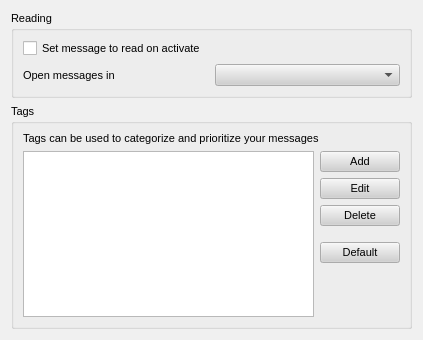
This is retroshare-gui/src/gui/settings/MessagePage.ui in RetroShare/RetroShare as Qt 5 draws it before an edit. The edited form follows.
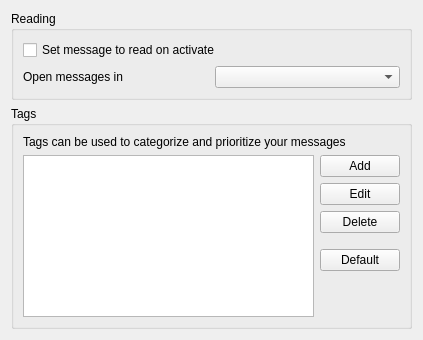
This is the edited form.

What changed in the file:
```diff
--- a/retroshare-gui/src/gui/settings/MessagePage.ui
+++ b/retroshare-gui/src/gui/settings/MessagePage.ui
@@ -16,489 +16,6 @@
     <verstretch>0</verstretch>
    </sizepolicy>
   </property>
-  <property name="palette">
-   <palette>
-    <active>
-     <colorrole role="WindowText">
-      <brush brushstyle="SolidPattern">
-       <color alpha="255">
-        <red>0</red>
-        <green>0</green>
-        <blue>0</blue>
-       </color>
-      </brush>
-     </colorrole>
-     <colorrole role="Button">
-      <brush brushstyle="SolidPattern">
-       <color alpha="255">
-        <red>208</red>
-        <green>208</green>
-        <blue>208</blue>
-       </color>
-      </brush>
-     </colorrole>
-     <colorrole role="Light">
-      <brush brushstyle="SolidPattern">
-       <color alpha="255">
-        <red>255</red>
-        <green>255</green>
-        <blue>255</blue>
-       </color>
-      </brush>
-     </colorrole>
-     <colorrole role="Midlight">
-      <brush brushstyle="SolidPattern">
-       <color alpha="255">
-        <red>247</red>
-        <green>247</green>
-        <blue>247</blue>
-       </color>
-      </brush>
-     </colorrole>
-     <colorrole role="Dark">
-      <brush brushstyle="SolidPattern">
-       <color alpha="255">
-        <red>104</red>
-        <green>104</green>
-        <blue>104</blue>
-       </color>
-      </brush>
-     </colorrole>
-     <colorrole role="Mid">
-      <brush brushstyle="SolidPattern">
-       <color alpha="255">
-        <red>139</red>
-        <green>139</green>
-        <blue>139</blue>
-       </color>
-      </brush>
-     </colorrole>
-     <colorrole role="Text">
-      <brush brushstyle="SolidPattern">
-       <color alpha="255">
-        <red>0</red>
-        <green>0</green>
-        <blue>0</blue>
-       </color>
-      </brush>
-     </colorrole>
-     <colorrole role="BrightText">
-      <brush brushstyle="SolidPattern">
-       <color alpha="255">
-        <red>255</red>
-        <green>255</green>
-        <blue>255</blue>
-       </color>
-      </brush>
-     </colorrole>
-     <colorrole role="ButtonText">
-      <brush brushstyle="SolidPattern">
-       <color alpha="255">
-        <red>0</red>
-        <green>0</green>
-        <blue>0</blue>
-       </color>
-      </brush>
-     </colorrole>
-     <colorrole role="Base">
-      <brush brushstyle="SolidPattern">
-       <color alpha="255">
-        <red>255</red>
-        <green>255</green>
-        <blue>255</blue>
-       </color>
-      </brush>
-     </colorrole>
-     <colorrole role="Window">
-      <brush brushstyle="SolidPattern">
-       <color alpha="255">
-        <red>240</red>
-        <green>240</green>
-        <blue>240</blue>
-       </color>
-      </brush>
-     </colorrole>
-     <colorrole role="Shadow">
-      <brush brushstyle="SolidPattern">
-       <color alpha="255">
-        <red>0</red>
-        <green>0</green>
-        <blue>0</blue>
-       </color>
-      </brush>
-     </colorrole>
-     <colorrole role="Highlight">
-      <brush brushstyle="SolidPattern">
-       <color alpha="255">
-        <red>0</red>
-        <green>0</green>
-        <blue>128</blue>
-       </color>
-      </brush>
-     </colorrole>
-     <colorrole role="HighlightedText">
-      <brush brushstyle="SolidPattern">
-       <color alpha="255">
-        <red>255</red>
-        <green>255</green>
-        <blue>255</blue>
-       </color>
-      </brush>
-     </colorrole>
-     <colorrole role="Link">
-      <brush brushstyle="SolidPattern">
-       <color alpha="255">
-        <red>0</red>
-        <green>0</green>
-        <blue>255</blue>
-       </color>
-      </brush>
-     </colorrole>
-     <colorrole role="LinkVisited">
-      <brush brushstyle="SolidPattern">
-       <color alpha="255">
-        <red>255</red>
-        <green>0</green>
-        <blue>255</blue>
-       </color>
-      </brush>
-     </colorrole>
-     <colorrole role="AlternateBase">
-      <brush brushstyle="SolidPattern">
-       <color alpha="255">
-        <red>231</red>
-        <green>231</green>
-        <blue>231</blue>
-       </color>
-      </brush>
-     </colorrole>
-    </active>
-    <inactive>
-     <colorrole role="WindowText">
-      <brush brushstyle="SolidPattern">
-       <color alpha="255">
-        <red>0</red>
-        <green>0</green>
-        <blue>0</blue>
-       </color>
-      </brush>
-     </colorrole>
-     <colorrole role="Button">
-      <brush brushstyle="SolidPattern">
-       <color alpha="255">
-        <red>208</red>
-        <green>208</green>
-        <blue>208</blue>
-       </color>
-      </brush>
-     </colorrole>
-     <colorrole role="Light">
-      <brush brushstyle="SolidPattern">
-       <color alpha="255">
-        <red>255</red>
-        <green>255</green>
-        <blue>255</blue>
-       </color>
-      </brush>
-     </colorrole>
-     <colorrole role="Midlight">
-      <brush brushstyle="SolidPattern">
-       <color alpha="255">
-        <red>247</red>
-        <green>247</green>
-        <blue>247</blue>
-       </color>
-      </brush>
-     </colorrole>
-     <colorrole role="Dark">
-      <brush brushstyle="SolidPattern">
-       <color alpha="255">
-        <red>104</red>
-        <green>104</green>
-        <blue>104</blue>
-       </color>
-      </brush>
-     </colorrole>
-     <colorrole role="Mid">
-      <brush brushstyle="SolidPattern">
-       <color alpha="255">
-        <red>139</red>
-        <green>139</green>
-        <blue>139</blue>
-       </color>
-      </brush>
-     </colorrole>
-     <colorrole role="Text">
-      <brush brushstyle="SolidPattern">
-       <color alpha="255">
-        <red>0</red>
-        <green>0</green>
-        <blue>0</blue>
-       </color>
-      </brush>
-     </colorrole>
-     <colorrole role="BrightText">
-      <brush brushstyle="SolidPattern">
-       <color alpha="255">
-        <red>255</red>
-        <green>255</green>
-        <blue>255</blue>
-       </color>
-      </brush>
-     </colorrole>
-     <colorrole role="ButtonText">
-      <brush brushstyle="SolidPattern">
-       <color alpha="255">
-        <red>0</red>
-        <green>0</green>
-        <blue>0</blue>
-       </color>
-      </brush>
-     </colorrole>
-     <colorrole role="Base">
-      <brush brushstyle="SolidPattern">
-       <color alpha="255">
-        <red>255</red>
-        <green>255</green>
-        <blue>255</blue>
-       </color>
-      </brush>
-     </colorrole>
-     <colorrole role="Window">
-      <brush brushstyle="SolidPattern">
-       <color alpha="255">
-        <red>240</red>
-        <green>240</green>
-        <blue>240</blue>
-       </color>
-      </brush>
-     </colorrole>
-     <colorrole role="Shadow">
-      <brush brushstyle="SolidPattern">
-       <color alpha="255">
-        <red>0</red>
-        <green>0</green>
-        <blue>0</blue>
-       </color>
-      </brush>
-     </colorrole>
-     <colorrole role="Highlight">
-      <brush brushstyle="SolidPattern">
-       <color alpha="255">
-        <red>192</red>
-        <green>192</green>
-        <blue>192</blue>
-       </color>
-      </brush>
-     </colorrole>
-     <colorrole role="HighlightedText">
-      <brush brushstyle="SolidPattern">
-       <color alpha="255">
-        <red>0</red>
-        <green>0</green>
-        <blue>0</blue>
-       </color>
-      </brush>
-     </colorrole>
-     <colorrole role="Link">
-      <brush brushstyle="SolidPattern">
-       <color alpha="255">
-        <red>0</red>
-        <green>0</green>
-        <blue>255</blue>
-       </color>
-      </brush>
-     </colorrole>
-     <colorrole role="LinkVisited">
-      <brush brushstyle="SolidPattern">
-       <color alpha="255">
-        <red>255</red>
-        <green>0</green>
-        <blue>255</blue>
-       </color>
-      </brush>
-     </colorrole>
-     <colorrole role="AlternateBase">
-      <brush brushstyle="SolidPattern">
-       <color alpha="255">
-        <red>231</red>
-        <green>231</green>
-        <blue>231</blue>
-       </color>
-      </brush>
-     </colorrole>
-    </inactive>
-    <disabled>
-     <colorrole role="WindowText">
-      <brush brushstyle="SolidPattern">
-       <color alpha="255">
-        <red>104</red>
-        <green>104</green>
-        <blue>104</blue>
-       </color>
-      </brush>
-     </colorrole>
-     <colorrole role="Button">
-      <brush brushstyle="SolidPattern">
-       <color alpha="255">
-        <red>208</red>
-        <green>208</green>
-        <blue>208</blue>
-       </color>
-      </brush>
-     </colorrole>
-     <colorrole role="Light">
-      <brush brushstyle="SolidPattern">
-       <color alpha="255">
-        <red>255</red>
-        <green>255</green>
-        <blue>255</blue>
-       </color>
-      </brush>
-     </colorrole>
-     <colorrole role="Midlight">
-      <brush brushstyle="SolidPattern">
-       <color alpha="255">
-        <red>247</red>
-        <green>247</green>
-        <blue>247</blue>
-       </color>
-      </brush>
-     </colorrole>
-     <colorrole role="Dark">
-      <brush brushstyle="SolidPattern">
-       <color alpha="255">
-        <red>104</red>
-        <green>104</green>
-        <blue>104</blue>
-       </color>
-      </brush>
-     </colorrole>
-     <colorrole role="Mid">
-      <brush brushstyle="SolidPattern">
-       <color alpha="255">
-        <red>139</red>
-        <green>139</green>
-        <blue>139</blue>
-       </color>
-      </brush>
-     </colorrole>
-     <colorrole role="Text">
-      <brush brushstyle="SolidPattern">
-       <color alpha="255">
-        <red>104</red>
-        <green>104</green>
-        <blue>104</blue>
-       </color>
-      </brush>
-     </colorrole>
-     <colorrole role="BrightText">
-      <brush brushstyle="SolidPattern">
-       <color alpha="255">
-        <red>255</red>
-        <green>255</green>
-        <blue>255</blue>
-       </color>
-      </brush>
-     </colorrole>
-     <colorrole role="ButtonText">
-      <brush brushstyle="SolidPattern">
-       <color alpha="255">
-        <red>104</red>
-        <green>104</green>
-        <blue>104</blue>
-       </color>
-      </brush>
-     </colorrole>
-     <colorrole role="Base">
-      <brush brushstyle="SolidPattern">
-       <color alpha="255">
-        <red>240</red>
-        <green>240</green>
-        <blue>240</blue>
-       </color>
-      </brush>
-     </colorrole>
-     <colorrole role="Window">
-      <brush brushstyle="SolidPattern">
-       <color alpha="255">
-        <red>240</red>
-        <green>240</green>
-        <blue>240</blue>
-       </color>
-      </brush>
-     </colorrole>
-     <colorrole role="Shadow">
-      <brush brushstyle="SolidPattern">
-       <color alpha="255">
-        <red>0</red>
-        <green>0</green>
-        <blue>0</blue>
-       </color>
-      </brush>
-     </colorrole>
-     <colorrole role="Highlight">
-      <brush brushstyle="SolidPattern">
-       <color alpha="255">
-        <red>0</red>
-        <green>0</green>
-        <blue>128</blue>
-       </color>
-      </brush>
-     </colorrole>
-     <colorrole role="HighlightedText">
-      <brush brushstyle="SolidPattern">
-       <color alpha="255">
-        <red>255</red>
-        <green>255</green>
-        <blue>255</blue>
-       </color>
-      </brush>
-     </colorrole>
-     <colorrole role="Link">
-      <brush brushstyle="SolidPattern">
-       <color alpha="255">
-        <red>0</red>
-        <green>0</green>
-        <blue>255</blue>
-       </color>
-      </brush>
-     </colorrole>
-     <colorrole role="LinkVisited">
-      <brush brushstyle="SolidPattern">
-       <color alpha="255">
-        <red>255</red>
-        <green>0</green>
-        <blue>255</blue>
-       </color>
-      </brush>
-     </colorrole>
-     <colorrole role="AlternateBase">
-      <brush brushstyle="SolidPattern">
-       <color alpha="255">
-        <red>231</red>
-        <green>231</green>
-        <blue>231</blue>
-       </color>
-      </brush>
-     </colorrole>
-    </disabled>
-   </palette>
-  </property>
-  <property name="font">
-   <font>
-    <family>Arial</family>
-    <pointsize>8</pointsize>
-    <weight>50</weight>
-    <italic>false</italic>
-    <bold>false</bold>
-    <underline>false</underline>
-    <strikeout>false</strikeout>
-   </font>
-  </property>
-  <property name="contextMenuPolicy">
-   <enum>Qt::NoContextMenu</enum>
-  </property>
   <layout class="QGridLayout" name="gridLayout_3">
    <item row="0" column="0">
     <widget class="QGroupBox" name="groupBox">
```
